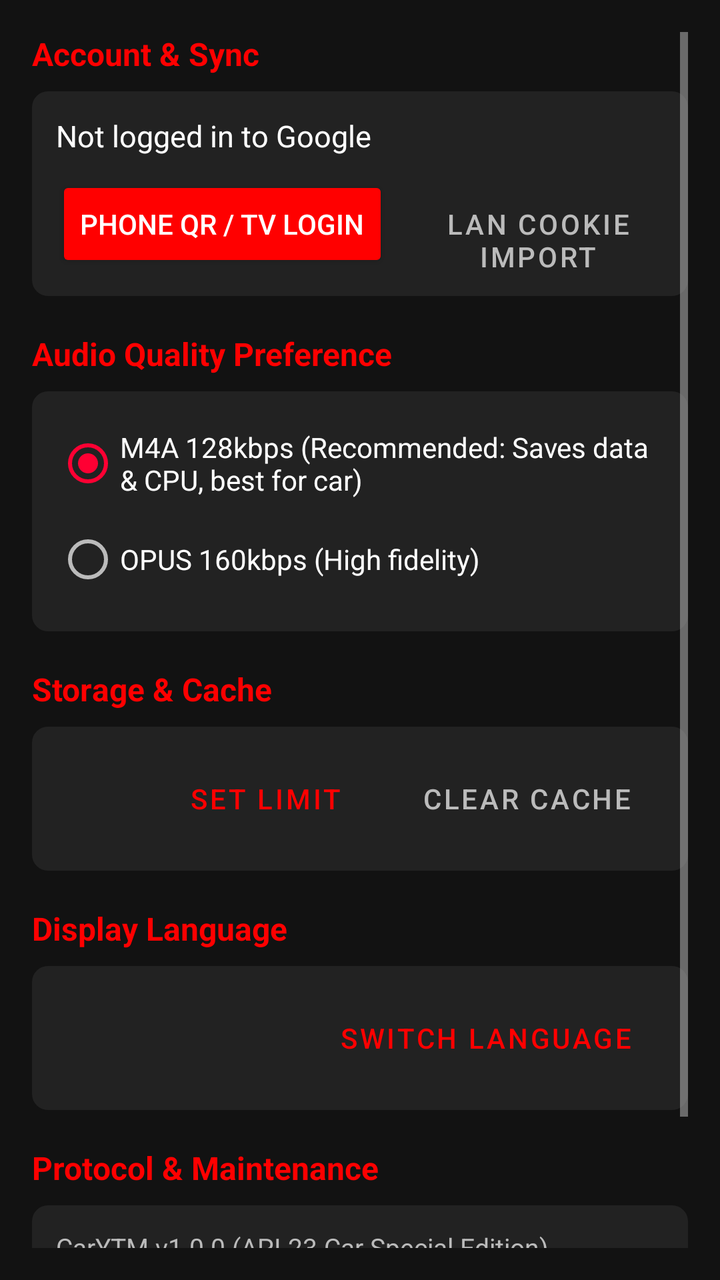
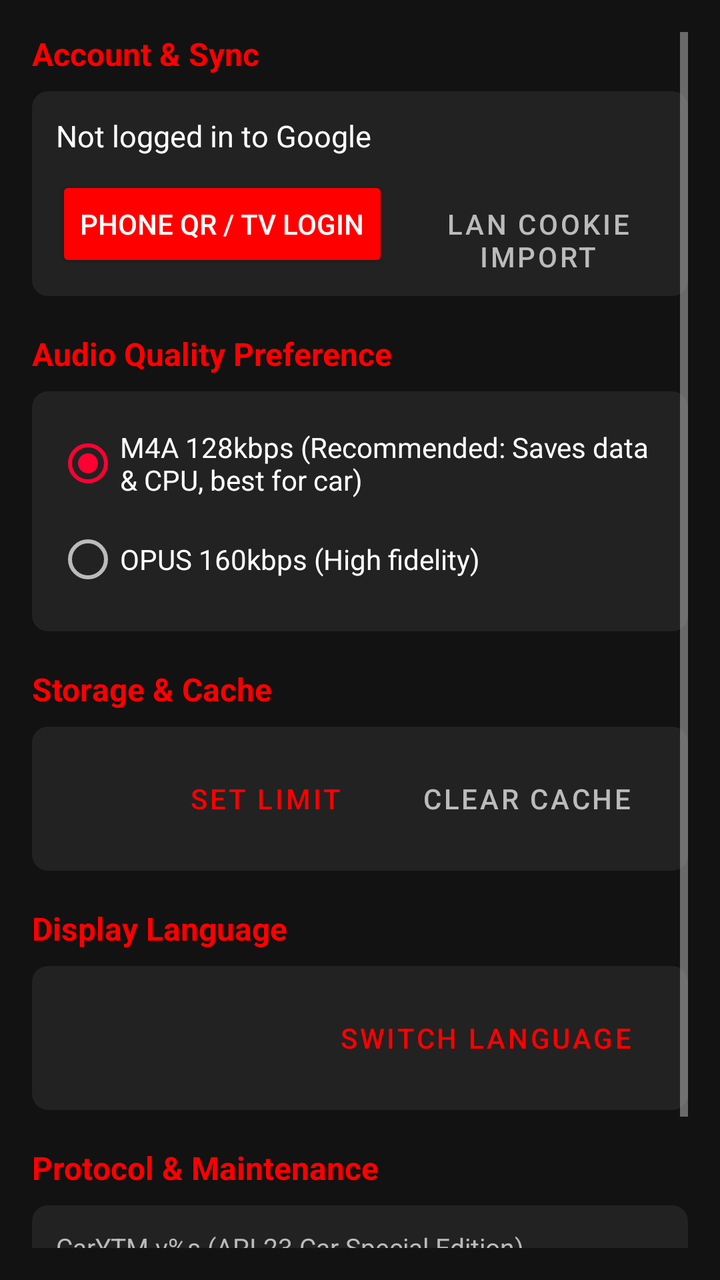

Before-and-after screenshots of an Android layout around one commit, followed by the original layout XML and the change that was made.
<!-- AndroidManifest.xml: application theme Theme.CarYTM -->
<!-- res/layout/fragment_settings.xml -->
<?xml version="1.0" encoding="utf-8"?>
<ScrollView xmlns:android="http://schemas.android.com/apk/res/android"
    android:layout_width="match_parent"
    android:layout_height="match_parent"
    android:background="@color/background"
    android:padding="16dp">

    <LinearLayout
        android:layout_width="match_parent"
        android:layout_height="wrap_content"
        android:orientation="vertical">

        
        <TextView
            android:layout_width="wrap_content"
            android:layout_height="wrap_content"
            android:text="@string/settings_account_section"
            android:textColor="@color/primary"
            android:textSize="16sp"
            android:textStyle="bold" />

        <LinearLayout
            android:layout_width="match_parent"
            android:layout_height="wrap_content"
            android:layout_marginTop="8dp"
            android:background="@drawable/bg_card"
            android:orientation="vertical"
            android:padding="12dp">

            <TextView
                android:id="@+id/tv_settings_account"
                android:layout_width="wrap_content"
                android:layout_height="wrap_content"
                android:text="@string/not_logged_in"
                android:textColor="@color/text_primary"
                android:textSize="15sp" />

            <LinearLayout
                android:layout_width="match_parent"
                android:layout_height="wrap_content"
                android:layout_marginTop="10dp"
                android:orientation="horizontal">

                <Button
                    android:id="@+id/btn_settings_login"
                    android:layout_width="wrap_content"
                    android:layout_height="48dp"
                    android:backgroundTint="@color/primary"
                    android:text="@string/settings_login_btn"
                    android:textColor="@color/text_primary" />

                <Button
                    android:id="@+id/btn_settings_cookie"
                    style="@style/Widget.MaterialComponents.Button.OutlinedButton"
                    android:layout_width="wrap_content"
                    android:layout_height="48dp"
                    android:layout_marginStart="12dp"
                    android:text="@string/settings_cookie_btn"
                    android:textColor="@color/text_secondary" />

                <Button
                    android:id="@+id/btn_settings_logout"
                    style="@style/Widget.MaterialComponents.Button.TextButton"
                    android:layout_width="wrap_content"
                    android:layout_height="48dp"
                    android:layout_marginStart="12dp"
                    android:text="@string/settings_logout"
                    android:textColor="@color/primary_light"
                    android:visibility="gone" />
            </LinearLayout>
        </LinearLayout>

        
        <TextView
            android:layout_width="wrap_content"
            android:layout_height="wrap_content"
            android:layout_marginTop="18dp"
            android:text="@string/settings_audio_quality"
            android:textColor="@color/primary"
            android:textSize="16sp"
            android:textStyle="bold" />

        <LinearLayout
            android:layout_width="match_parent"
            android:layout_height="wrap_content"
            android:layout_marginTop="8dp"
            android:background="@drawable/bg_card"
            android:orientation="vertical"
            android:padding="12dp">

            <RadioGroup
                android:id="@+id/rg_audio_quality"
                android:layout_width="match_parent"
                android:layout_height="wrap_content">

                <RadioButton
                    android:id="@+id/rb_quality_m4a"
                    android:layout_width="match_parent"
                    android:layout_height="wrap_content"
                    android:checked="true"
                    android:text="@string/settings_audio_quality_m4a"
                    android:textColor="@color/text_primary" />

                <RadioButton
                    android:id="@+id/rb_quality_opus"
                    android:layout_width="match_parent"
                    android:layout_height="wrap_content"
                    android:text="@string/settings_audio_quality_opus"
                    android:textColor="@color/text_primary" />
            </RadioGroup>
        </LinearLayout>

        
        <TextView
            android:layout_width="wrap_content"
            android:layout_height="wrap_content"
            android:layout_marginTop="18dp"
            android:text="@string/settings_cache"
            android:textColor="@color/primary"
            android:textSize="16sp"
            android:textStyle="bold" />

        <LinearLayout
            android:layout_width="match_parent"
            android:layout_height="wrap_content"
            android:layout_marginTop="8dp"
            android:background="@drawable/bg_card"
            android:orientation="horizontal"
            android:gravity="center_vertical"
            android:padding="12dp">

            <TextView
                android:id="@+id/tv_cache_size"
                android:layout_width="0dp"
                android:layout_height="wrap_content"
                android:layout_weight="1"
                android:textColor="@color/text_primary"
                android:textSize="14sp" />

            <Button
                android:id="@+id/btn_set_cache_size"
                style="@style/Widget.MaterialComponents.Button.OutlinedButton"
                android:layout_width="wrap_content"
                android:layout_height="48dp"
                android:text="@string/settings_btn_adjust_limit"
                android:textColor="@color/primary" />

            <Button
                android:id="@+id/btn_clear_cache"
                style="@style/Widget.MaterialComponents.Button.OutlinedButton"
                android:layout_width="wrap_content"
                android:layout_height="48dp"
                android:layout_marginStart="8dp"
                android:text="@string/settings_btn_clear_cache"
                android:textColor="@color/text_secondary" />
        </LinearLayout>

        
        <TextView
            android:layout_width="wrap_content"
            android:layout_height="wrap_content"
            android:layout_marginTop="18dp"
            android:text="@string/settings_language_section"
            android:textColor="@color/primary"
            android:textSize="16sp"
            android:textStyle="bold" />

        <LinearLayout
            android:layout_width="match_parent"
            android:layout_height="wrap_content"
            android:layout_marginTop="8dp"
            android:background="@drawable/bg_card"
            android:orientation="horizontal"
            android:gravity="center_vertical"
            android:padding="12dp">

            <TextView
                android:id="@+id/tv_settings_language"
                android:layout_width="0dp"
                android:layout_height="wrap_content"
                android:layout_weight="1"
                android:textColor="@color/text_primary"
                android:textSize="14sp" />

            <Button
                android:id="@+id/btn_settings_language"
                style="@style/Widget.MaterialComponents.Button.OutlinedButton"
                android:layout_width="wrap_content"
                android:layout_height="48dp"
                android:text="@string/settings_btn_switch_language"
                android:textColor="@color/primary" />
        </LinearLayout>

        
        <TextView
            android:layout_width="wrap_content"
            android:layout_height="wrap_content"
            android:layout_marginTop="18dp"
            android:text="@string/settings_maintenance_section"
            android:textColor="@color/primary"
            android:textSize="16sp"
            android:textStyle="bold" />

        <LinearLayout
            android:layout_width="match_parent"
            android:layout_height="wrap_content"
            android:layout_marginTop="8dp"
            android:background="@drawable/bg_card"
            android:orientation="vertical"
            android:padding="12dp">

            <TextView
                android:layout_width="wrap_content"
                android:layout_height="wrap_content"
                android:text="@string/settings_version_info"
                android:textColor="@color/text_secondary"
                android:textSize="13sp" />

            <TextView
                android:layout_width="wrap_content"
                android:layout_height="wrap_content"
                android:layout_marginTop="6dp"
                android:text="@string/settings_protocol_desc"
                android:textColor="@color/text_muted"
                android:textSize="12sp"
                android:lineSpacingExtra="3dp" />
        </LinearLayout>

    </LinearLayout>
</ScrollView>
<!-- resources referenced by this layout -->
<resources>
  <color name="background">#121212</color>
  <color name="primary">#FF0000</color>
  <color name="primary_light">#FF4D4D</color>
  <color name="text_muted">#777777</color>
  <color name="text_primary">#FFFFFF</color>
  <color name="text_secondary">#BBBBBB</color>
  <!-- drawable bg_card (drawable) -->
  <?xml version="1.0" encoding="utf-8"?>
  <shape xmlns:android="http://schemas.android.com/apk/res/android"
      android:shape="rectangle">
      <solid android:color="@color/surface_card" />
      <corners android:radius="8dp" />
  </shape>
  <string name="not_logged_in">Not logged in to Google</string>
  <string name="settings_account_section">Account &amp; Sync</string>
  <string name="settings_audio_quality">Audio Quality Preference</string>
  <string name="settings_audio_quality_m4a">M4A 128kbps (Recommended: Saves data &amp; CPU, best for car)</string>
  <string name="settings_audio_quality_opus">OPUS 160kbps (High fidelity)</string>
  <string name="settings_btn_adjust_limit">Set Limit</string>
  <string name="settings_btn_clear_cache">Clear Cache</string>
  <string name="settings_btn_switch_language">Switch Language</string>
  <string name="settings_cache">Storage &amp; Cache</string>
  <string name="settings_cookie_btn">LAN Cookie Import</string>
  <string name="settings_language_section">Display Language</string>
  <string name="settings_login_btn">Phone QR / TV Login</string>
  <string name="settings_logout">Sign Out</string>
  <string name="settings_maintenance_section">Protocol &amp; Maintenance</string>
  <string name="settings_protocol_desc">This app decouples the NewPipeExtractor protocol engine. When YouTube updates its anti-scraping rules, simply update the version number in GitHub and commit; Actions will build a patched APK in 3 minutes.</string>
  <string name="settings_version_info">CarYTM v1.0.0 (API 23 Car Special Edition)</string>
  <style name="Theme.CarYTM" parent="Theme.MaterialComponents.NoActionBar">
          <item name="colorPrimary">@color/primary</item>
          <item name="colorPrimaryDark">@color/primary_dark</item>
          <item name="colorAccent">@color/accent</item>
          <item name="android:windowBackground">@color/background</item>
          <item name="android:textColorPrimary">@color/text_primary</item>
          <item name="android:textColorSecondary">@color/text_secondary</item>
          <item name="android:windowNoTitle">true</item>
          <item name="android:windowActionBar">false</item>
      </style>
  <color name="surface_card">#222222</color>
  <color name="primary_dark">#CC0000</color>
  <color name="accent">#FF0033</color>
</resources>

<!-- the commit's change to res/layout/fragment_settings.xml (unified diff, before → after) -->
@@ -210,6 +210,7 @@
             android:padding="12dp">
 
             <TextView
+                android:id="@+id/tv_settings_version"
                 android:layout_width="wrap_content"
                 android:layout_height="wrap_content"
                 android:text="@string/settings_version_info"
<!-- resource entries referenced after the edit -->
@@ -28,7 +28,7 @@
   <string name="settings_logout">Sign Out</string>
   <string name="settings_maintenance_section">Protocol &amp; Maintenance</string>
   <string name="settings_protocol_desc">This app decouples the NewPipeExtractor protocol engine. When YouTube updates its anti-scraping rules, simply update the version number in GitHub and commit; Actions will build a patched APK in 3 minutes.</string>
-  <string name="settings_version_info">CarYTM v1.0.0 (API 23 Car Special Edition)</string>
+  <string name="settings_version_info">CarYTM v%s (API 23 Car Special Edition)</string>
   <style name="Theme.CarYTM" parent="Theme.MaterialComponents.NoActionBar">
           <item name="colorPrimary">@color/primary</item>
           <item name="colorPrimaryDark">@color/primary_dark</item>
